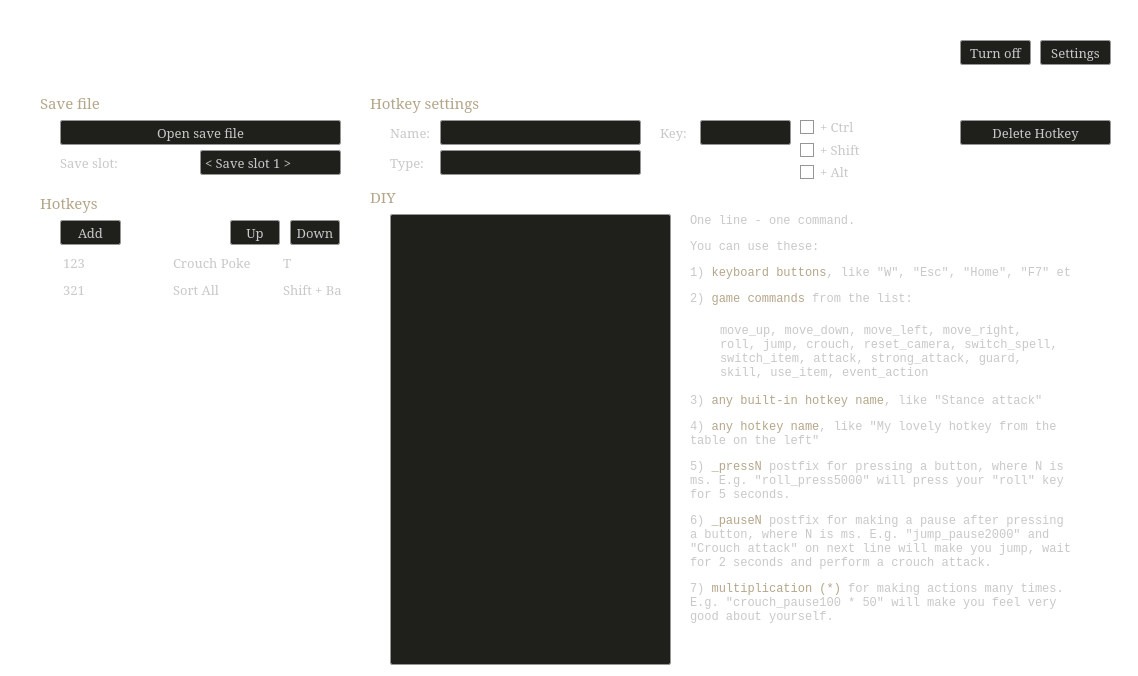
First picture: the form in src/mainWindow.ui, repository a-burlakov/melinas-fingers, before the edit.
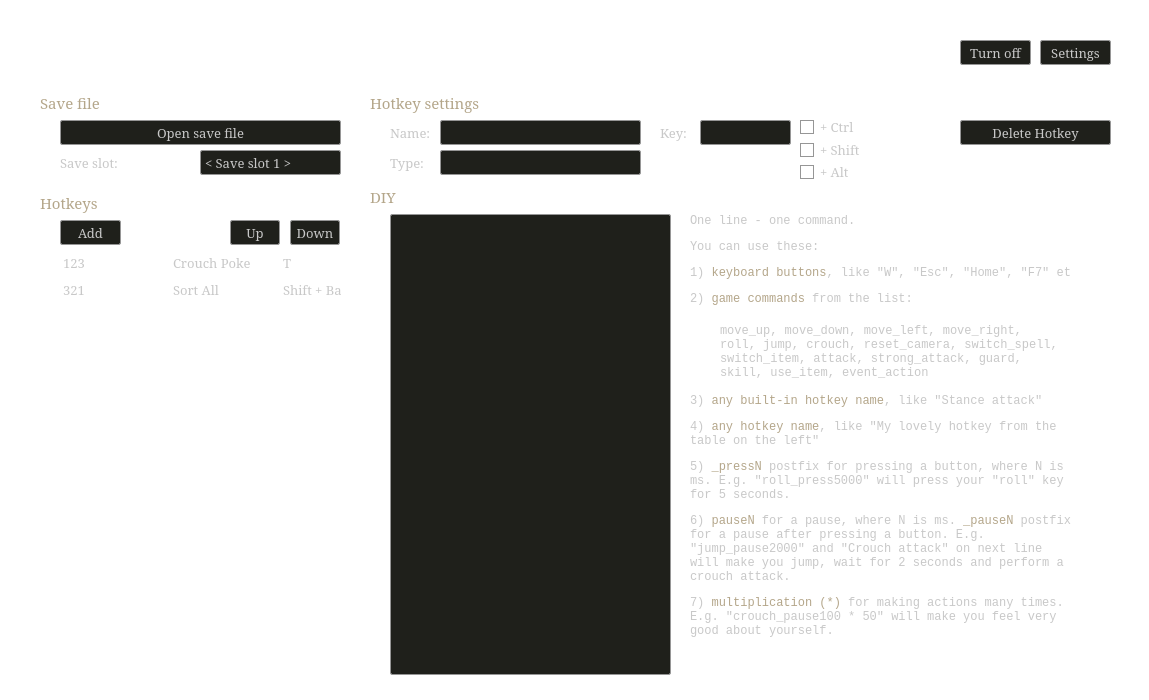
Second picture: the form after the edit. The open tabs and pages were chosen to show the change. Icons and pictures are not drawn.

Commit message: Marvellous switch from 'keyboard' to 'pynput' for hotkeys. Everything is so fluid now.

The edit to the form file:
```diff
--- a/src/mainWindow.ui
+++ b/src/mainWindow.ui
@@ -6,8 +6,8 @@
    <rect>
     <x>0</x>
     <y>0</y>
-    <width>1138</width>
-    <height>676</height>
+    <width>1149</width>
+    <height>700</height>
    </rect>
   </property>
   <property name="sizePolicy">
@@ -3049,7 +3049,7 @@
         <x>20</x>
         <y>30</y>
         <width>281</width>
-        <height>451</height>
+        <height>461</height>
        </rect>
       </property>
       <property name="font">
@@ -3184,7 +3184,7 @@
        <string notr="true"/>
       </property>
       <property name="text">
-       <string>&lt;html&gt;&lt;head/&gt;&lt;body&gt;&lt;p&gt;3) &lt;span style=&quot; color:#b4a68a;&quot;&gt;any built-in hotkey name&lt;/span&gt;, like &amp;quot;Stance attack&amp;quot;&lt;/p&gt;&lt;p&gt;4) &lt;span style=&quot; color:#b4a68a;&quot;&gt;any hotkey name&lt;/span&gt;, like &amp;quot;My lovely hotkey from the table on the left&amp;quot;&lt;/p&gt;&lt;p&gt;5) &lt;span style=&quot; color:#b4a68a;&quot;&gt;_pressN &lt;/span&gt;postfix for pressing a button, where N is ms. E.g. &amp;quot;roll_press5000&amp;quot; will press your &amp;quot;roll&amp;quot; key for 5 seconds.&lt;/p&gt;&lt;p&gt;6) &lt;span style=&quot; color:#b4a68a;&quot;&gt;_pauseN &lt;/span&gt;postfix for making a pause after pressing a button, where N is ms. E.g. &amp;quot;jump_pause2000&amp;quot; and &amp;quot;Crouch attack&amp;quot; on next line will make you jump, wait for 2 seconds and perform a crouch attack.&lt;/p&gt;&lt;p&gt;7) &lt;span style=&quot; color:#b4a68a;&quot;&gt;multiplication (*) &lt;/span&gt;for making actions many times. E.g. &amp;quot;crouch_pause100 * 50&amp;quot; will make you feel very good about yourself.&lt;/p&gt;&lt;/body&gt;&lt;/html&gt;</string>
+       <string>&lt;html&gt;&lt;head/&gt;&lt;body&gt;&lt;p&gt;3) &lt;span style=&quot; color:#b4a68a;&quot;&gt;any built-in hotkey name&lt;/span&gt;, like &amp;quot;Stance attack&amp;quot;&lt;/p&gt;&lt;p&gt;4) &lt;span style=&quot; color:#b4a68a;&quot;&gt;any hotkey name&lt;/span&gt;, like &amp;quot;My lovely hotkey from the table on the left&amp;quot;&lt;/p&gt;&lt;p&gt;5) &lt;span style=&quot; color:#b4a68a;&quot;&gt;_pressN &lt;/span&gt;postfix for pressing a button, where N is ms. E.g. &amp;quot;roll_press5000&amp;quot; will press your &amp;quot;roll&amp;quot; key for 5 seconds.&lt;/p&gt;&lt;p&gt;6) &lt;span style=&quot; color:#b4a68a;&quot;&gt;pauseN &lt;/span&gt;for a pause, where N is ms. &lt;span style=&quot; color:#b4a68a;&quot;&gt;_pauseN &lt;/span&gt;postfix for a pause after pressing a button. E.g. &amp;quot;jump_pause2000&amp;quot; and &amp;quot;Crouch attack&amp;quot; on next line will make you jump, wait for 2 seconds and perform a crouch attack.&lt;/p&gt;&lt;p&gt;7) &lt;span style=&quot; color:#b4a68a;&quot;&gt;multiplication (*) &lt;/span&gt;for making actions many times. E.g. &amp;quot;crouch_pause100 * 50&amp;quot; will make you feel very good about yourself.&lt;/p&gt;&lt;/body&gt;&lt;/html&gt;</string>
       </property>
       <property name="textFormat">
        <enum>Qt::RichText</enum>
@@ -4531,7 +4531,7 @@
       <x>60</x>
       <y>250</y>
       <width>281</width>
-      <height>431</height>
+      <height>421</height>
      </rect>
     </property>
     <property name="sizePolicy">
```
Left out of the diff: 206 changed lines with no effect on the pictures. The commit also changes 6 other files.
